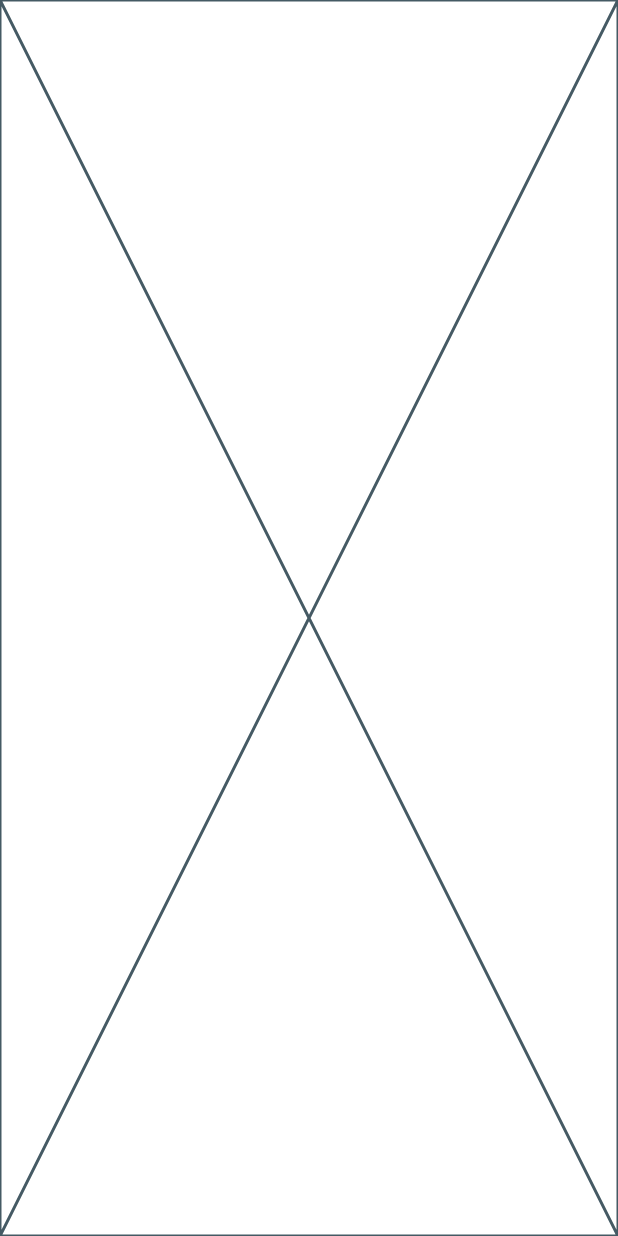
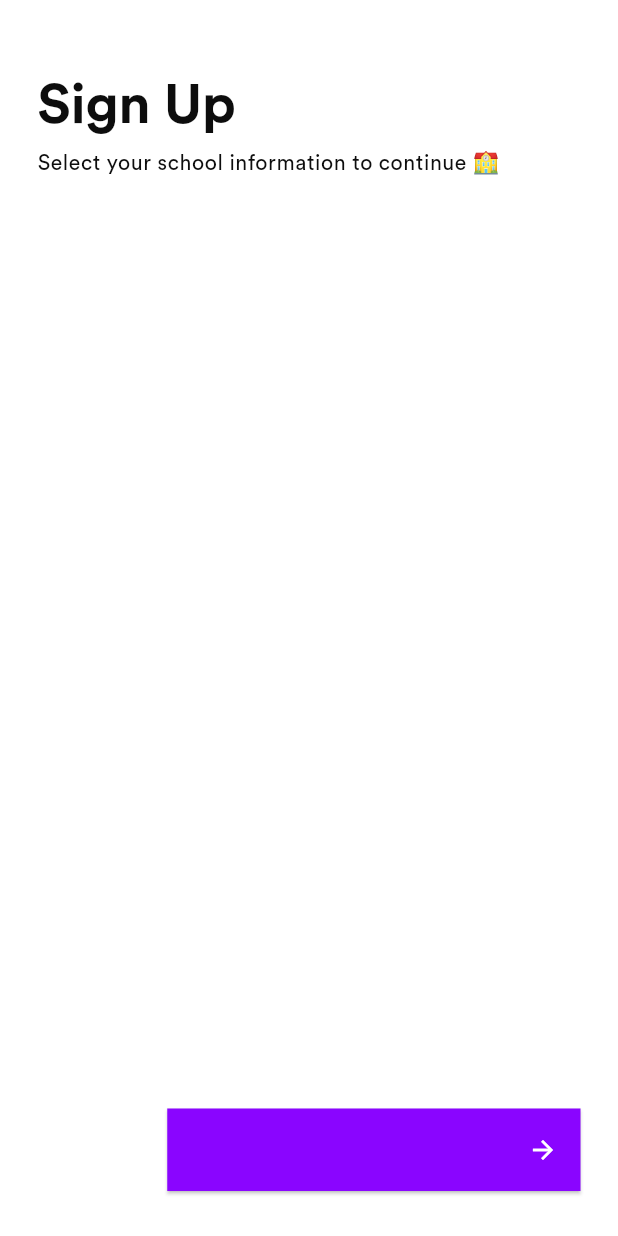
Before and after one commit to daniel-dunsin/school-keep, a Flutter app: the SignInScreen screen opened by its route, after a tap on "Sign In", after a tap on "Create an account", on a phone screen of 412 x 824 dp. Run offline on Flutter 3.47's test engine with Material 3 defaults, Android fonts, the phone set to English and light mode, and no system bars; drawn by our look-alikes of toastification; our stand-ins replace dio, flutter_bloc, flutter_native_splash, flutter_screenutil, get_it, go_router and 2 more; accounts and stored records are empty.

Commit message:
wip: sign up screen

```diff
--- a/app/lib/data/school/models/department_model.dart
+++ b/app/lib/data/school/models/department_model.dart
@@ -56,7 +56,7 @@ class DepartmentModel {
       unionName: map['unionName'] != null ? map['unionName'] as String : null,
       logo: map['logo'] != null ? map['logo'] as String : null,
       levelsCount: map['levelsCount'] as int,
-      college: map['college'] != null ? CollegeModel.fromMap(map['college']) : null,
+      college: map['college'] != null && map["college"].runtimeType != "String" ? CollegeModel.fromMap(map['college']) : null,
     );
   }
 
--- a/app/lib/presentation/auth/di.dart
+++ b/app/lib/presentation/auth/di.dart
@@ -1,5 +1,5 @@
 import 'package:app/domain/auth/auth_repository.dart';
-import 'package:app/presentation/auth/bloc/auth_bloc.dart';
+import 'package:app/presentation/auth/bloc/auth_bloc/auth_bloc.dart';
 import 'package:get_it/get_it.dart';
 
 void setupAuthPresentation(GetIt ioc) {
--- a/app/lib/presentation/auth/pages/confirm_forgot_password_otp.dart
+++ b/app/lib/presentation/auth/pages/confirm_forgot_password_otp.dart
@@ -1,7 +1,7 @@
 // ignore_for_file: public_member_api_docs, sort_constructors_first
 import 'package:app/configs/app_config.dart';
 import 'package:app/data/auth/models/confirm_otp_model.dart';
-import 'package:app/presentation/auth/bloc/auth_bloc.dart';
+import 'package:app/presentation/auth/bloc/auth_bloc/auth_bloc.dart';
 import 'package:app/presentation/auth/routes/routes.dart';
 import 'package:app/shared/constants/constants.dart';
 import 'package:app/shared/utils/misc.dart';
--- a/app/lib/presentation/auth/pages/forgot_password.dart
+++ b/app/lib/presentation/auth/pages/forgot_password.dart
@@ -1,5 +1,5 @@
 import 'package:app/configs/app_config.dart';
-import 'package:app/presentation/auth/bloc/auth_bloc.dart';
+import 'package:app/presentation/auth/bloc/auth_bloc/auth_bloc.dart';
 import 'package:app/presentation/auth/routes/routes.dart';
 import 'package:app/shared/constants/constants.dart';
 import 'package:app/shared/network/network_toast.dart';
--- a/app/lib/presentation/auth/pages/reset_password.dart
+++ b/app/lib/presentation/auth/pages/reset_password.dart
@@ -1,7 +1,7 @@
 // ignore_for_file: public_member_api_docs, sort_constructors_first
 import 'package:app/configs/app_config.dart';
 import 'package:app/data/auth/models/reset_password_model.dart';
-import 'package:app/presentation/auth/bloc/auth_bloc.dart';
+import 'package:app/presentation/auth/bloc/auth_bloc/auth_bloc.dart';
 import 'package:app/presentation/auth/routes/routes.dart';
 import 'package:app/shared/constants/constants.dart';
 import 'package:app/shared/utils/misc.dart';
--- a/app/lib/presentation/auth/pages/sign_in.dart
+++ b/app/lib/presentation/auth/pages/sign_in.dart
@@ -1,6 +1,6 @@
 import 'package:app/configs/app_config.dart';
 import 'package:app/data/auth/models/login_model.dart';
-import 'package:app/presentation/auth/bloc/auth_bloc.dart';
+import 'package:app/presentation/auth/bloc/auth_bloc/auth_bloc.dart';
 import 'package:app/presentation/auth/routes/routes.dart';
 import 'package:app/shared/constants/constants.dart';
 import 'package:app/shared/network/network_toast.dart';
--- a/app/lib/presentation/auth/pages/sign_up.dart
+++ b/app/lib/presentation/auth/pages/sign_up.dart
@@ -1,10 +1,95 @@
+import 'package:app/presentation/auth/widgets/sign_up_step1.dart';
+import 'package:app/presentation/auth/widgets/sign_up_step2.dart';
+import 'package:app/presentation/auth/widgets/sign_up_step3.dart';
+import 'package:app/shared/widgets/button.dart';
 import 'package:flutter/material.dart';
 
-class SignUpScreen extends StatelessWidget {
+const signUpPages = <Widget>[
+  SignUpStep1(),
+  SignUpStep2(),
+  SignUpStep3(),
+];
+
+class SignUpScreen extends StatefulWidget {
   const SignUpScreen({super.key});
 
   @override
+  State<SignUpScreen> createState() => _SignUpScreenState();
+}
+
+class _SignUpScreenState extends State<SignUpScreen> {
+  int currentPage = 0;
+  @override
   Widget build(BuildContext context) {
-    return const Placeholder();
+    return Scaffold(
+      body: Center(
+        child: Column(
+          mainAxisAlignment: MainAxisAlignment.center,
+          crossAxisAlignment: CrossAxisAlignment.start,
+          children: [
+            Expanded(
+              child: signUpPages[currentPage],
+            ),
+            _buildNavigators(context),
+          ],
+        ),
+      ),
+    );
+  }
+
+  _buildNavigators(BuildContext context) {
+    final lastPage = currentPage == signUpPages.length - 1;
+
+    return Padding(
+      padding: EdgeInsets.fromLTRB(25, 0, 25, 30),
+      child: Row(
+        children: [
+          Visibility(
+            child: Expanded(
+              child: GestureDetector(
+                child: Text(
+                  "skip",
+                ),
+              ),
+              flex: 1,
+            ),
+            replacement: SizedBox(
+              width: 86.5,
+            ),
+            visible: lastPage,
+          ),
+          Expanded(
+            child: ContainedButton(
+              width: double.maxFinite,
+              height: 55,
+              iconAlignment: IconAlignment.end,
+              onPressed: () {
+                if (currentPage != signUpPages.length - 1) {
+                  setState(() {
+                    currentPage += 1;
+                  });
+                } else {
+                  // submit
+                }
+              },
+              child: Visibility(
+                visible: lastPage,
+                replacement: Row(
+                  mainAxisAlignment: MainAxisAlignment.end,
+                  children: [
+                    Icon(
+                      Icons.arrow_forward_sharp,
+                      size: 20,
+                    )
+                  ],
+                ),
+                child: Text("Register"),
+              ),
+            ),
+            flex: 3,
+          ),
+        ],
+      ),
+    );
   }
 }
--- /dev/null
+++ b/app/lib/presentation/auth/widgets/sign_up_step1.dart
@@ -0,0 +1,45 @@
+import 'package:app/shared/constants/constants.dart';
+import 'package:app/shared/utils/misc.dart';
+import 'package:flutter/material.dart';
+
+class SignUpStep1 extends StatefulWidget {
+  const SignUpStep1({super.key});
+
+  @override
+  State<SignUpStep1> createState() => _SignUpStep1State();
+}
+
+class _SignUpStep1State extends State<SignUpStep1> {
+  @override
+  Widget build(BuildContext context) {
+    return Scaffold(
+      body: SafeArea(
+        child: SingleChildScrollView(
+          padding: AppStyles.defaultPagePadding.copyWith(
+            top: 50,
+            bottom: 0,
+          ),
+          child: Column(
+            crossAxisAlignment: CrossAxisAlignment.start,
+            children: [
+              ..._title,
+              SizedBox(height: 20),
+            ],
+          ),
+        ),
+      ),
+    );
+  }
+
+  List<Widget> get _title => [
+        Text(
+          "Sign Up",
+          style: getTextTheme(context).displayLarge,
+        ),
+        SizedBox(height: 7),
+        Text(
+          "Select your school information to continue 🏫",
+          style: getTextTheme(context).bodySmall,
+        ),
+      ];
+}
```
Also changed, not shown: app/lib/data/auth/models/sign_up_model.dart (added, +108 -0 lines), app/lib/presentation/auth/bloc/sign_up_steps_bloc/sign_up_steps_bloc.dart (added, +43 -0 lines), app/lib/presentation/auth/bloc/sign_up_steps_bloc/sign_up_steps_event.dart (added, +14 -0 lines), app/lib/presentation/auth/bloc/sign_up_steps_bloc/sign_up_steps_state.dart (added, +8 -0 lines), app/lib/presentation/auth/widgets/sign_up_step2.dart (added, +10 -0 lines), app/lib/presentation/auth/widgets/sign_up_step3.dart (added, +10 -0 lines), app/lib/shared/utils/file.dart (added, +34 -0 lines), app/lib/presentation/auth/bloc/auth_bloc/auth_bloc.dart (renamed from app/lib/presentation/auth/bloc/auth_bloc.dart), app/lib/presentation/auth/bloc/auth_bloc/auth_event.dart (renamed from app/lib/presentation/auth/bloc/auth_event.dart), app/lib/presentation/auth/bloc/auth_bloc/auth_state.dart (renamed from app/lib/presentation/auth/bloc/auth_state.dart).
